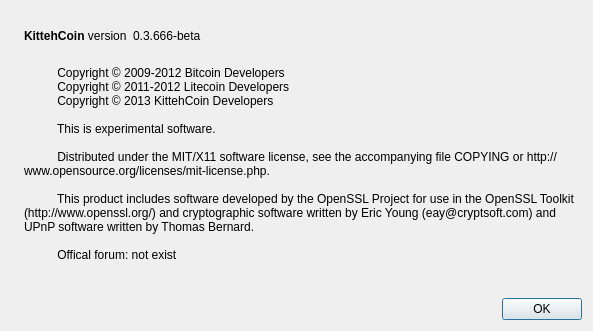
Qt form src/qt/forms/aboutdialog.ui (kittehcoin/kittehcoin) before a commit.
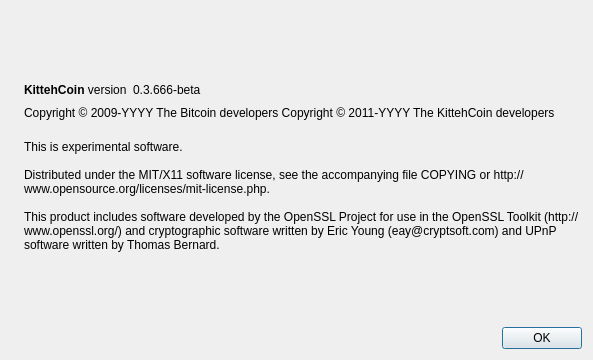
The same form after that commit. Icons and pictures are not drawn.

Patch:
```diff
--- a/src/qt/forms/aboutdialog.ui
+++ b/src/qt/forms/aboutdialog.ui
@@ -7,7 +7,7 @@
     <x>0</x>
     <y>0</y>
     <width>593</width>
-    <height>331</height>
+    <height>360</height>
    </rect>
   </property>
   <property name="windowTitle">
@@ -65,9 +65,6 @@
          <property name="text">
           <string notr="true">0.3.666-beta</string>
          </property>
-         <property name="textFormat">
-          <enum>Qt::RichText</enum>
-         </property>
          <property name="textInteractionFlags">
           <set>Qt::LinksAccessibleByMouse|Qt::TextSelectableByKeyboard|Qt::TextSelectableByMouse</set>
          </property>
@@ -88,6 +85,23 @@
        </item>
       </layout>
      </item>
+     <item>
+      <widget class="QLabel" name="copyrightLabel">
+       <property name="cursor">
+        <cursorShape>IBeamCursor</cursorShape>
+       </property>
+       <property name="text">
+        <string notr="true">Copyright &amp;copy; 2009-YYYY The Bitcoin developers
+Copyright &amp;copy; 2011-YYYY The KittehCoin developers</string>
+       </property>
+       <property name="textFormat">
+        <enum>Qt::RichText</enum>
+       </property>
+       <property name="textInteractionFlags">
+        <set>Qt::LinksAccessibleByMouse|Qt::TextSelectableByKeyboard|Qt::TextSelectableByMouse</set>
+       </property>
+      </widget>
+     </item>
      <item>
       <widget class="QLabel" name="label_2">
        <property name="cursor">
@@ -95,18 +109,11 @@
        </property>
        <property name="text">
         <string>
-          Copyright © 2009-2012 Bitcoin Developers
-          Copyright © 2011-2012 Litecoin Developers
-          Copyright © 2013 KittehCoin Developers
+This is experimental software.
 
-          This is experimental software.
+Distributed under the MIT/X11 software license, see the accompanying file COPYING or http://www.opensource.org/licenses/mit-license.php.
 
-          Distributed under the MIT/X11 software license, see the accompanying file COPYING or http://www.opensource.org/licenses/mit-license.php.
-
-          This product includes software developed by the OpenSSL Project for use in the OpenSSL Toolkit (http://www.openssl.org/) and cryptographic software written by Eric Young (eay@cryptsoft.com) and UPnP software written by Thomas Bernard.
-
-          Offical forum: not exist
-        </string>
+This product includes software developed by the OpenSSL Project for use in the OpenSSL Toolkit (http://www.openssl.org/) and cryptographic software written by Eric Young (eay@cryptsoft.com) and UPnP software written by Thomas Bernard.</string>
        </property>
        <property name="wordWrap">
         <bool>true</bool>
```
